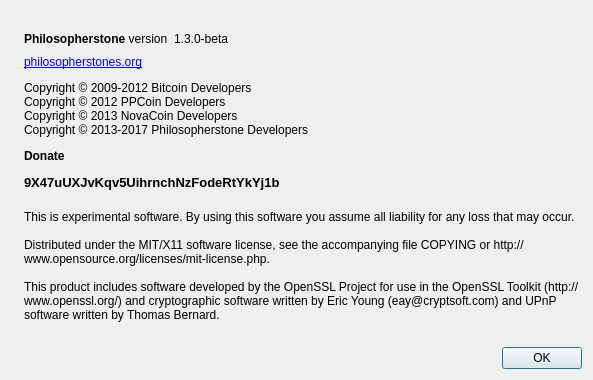
This is src/qt/forms/aboutdialog.ui in CommunityCoinDev/COM as Qt 5 draws it before an edit. The edited form follows.
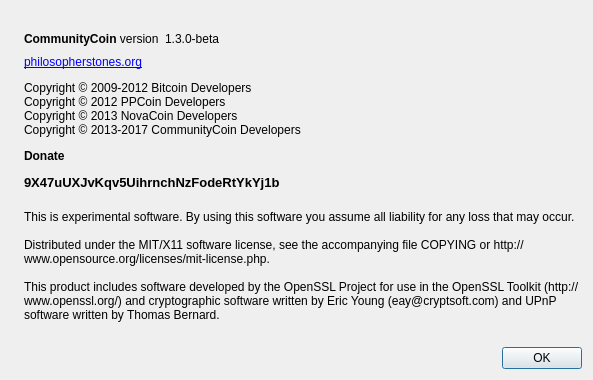
This is the edited form. Icons and pictures are not drawn.

What changed in the file:
```diff
--- a/src/qt/forms/aboutdialog.ui
+++ b/src/qt/forms/aboutdialog.ui
@@ -50,7 +50,7 @@
           <cursorShape>IBeamCursor</cursorShape>
          </property>
          <property name="text">
-          <string>&lt;b&gt;Philosopherstone&lt;/b&gt; version</string>
+          <string>&lt;b&gt;CommunityCoin&lt;/b&gt; version</string>
          </property>
          <property name="textInteractionFlags">
           <set>Qt::LinksAccessibleByMouse|Qt::TextSelectableByKeyboard|Qt::TextSelectableByMouse</set>
@@ -91,7 +91,7 @@
         <cursorShape>IBeamCursor</cursorShape>
        </property>
        <property name="text">
-        <string>&lt;html&gt;&lt;head/&gt;&lt;body&gt;&lt;a href=&quot;http://philosopherstones.org&quot;&gt;philosopherstones.org&lt;/a&gt;&lt;p&gt;Copyright © 2009-2012 Bitcoin Developers&lt;br/&gt;Copyright © 2012 PPCoin Developers&lt;br/&gt;Copyright © 2013 NovaCoin Developers &lt;br/&gt;Copyright © 2013-2017 Philosopherstone Developers &lt;/p&gt;&lt;p&gt;&lt;span style=&quot; font-weight:600;&quot;&gt;Donate&lt;/span&gt;&lt;/p&gt;&lt;p&gt;&lt;span style=&quot; font-size:10pt; font-weight:600;&quot;&gt;9X47uUXJvKqv5UihrnchNzFodeRtYkYj1b&lt;/span&gt;&lt;/p&gt;&lt;/body&gt;&lt;/html&gt;</string>
+        <string>&lt;html&gt;&lt;head/&gt;&lt;body&gt;&lt;a href=&quot;http://philosopherstones.org&quot;&gt;philosopherstones.org&lt;/a&gt;&lt;p&gt;Copyright © 2009-2012 Bitcoin Developers&lt;br/&gt;Copyright © 2012 PPCoin Developers&lt;br/&gt;Copyright © 2013 NovaCoin Developers &lt;br/&gt;Copyright © 2013-2017 CommunityCoin Developers &lt;/p&gt;&lt;p&gt;&lt;span style=&quot; font-weight:600;&quot;&gt;Donate&lt;/span&gt;&lt;/p&gt;&lt;p&gt;&lt;span style=&quot; font-size:10pt; font-weight:600;&quot;&gt;9X47uUXJvKqv5UihrnchNzFodeRtYkYj1b&lt;/span&gt;&lt;/p&gt;&lt;/body&gt;&lt;/html&gt;</string>
        </property>
        <property name="textFormat">
         <enum>Qt::RichText</enum>
```
Left out of the diff: 2 changed lines with no effect on the pictures.
